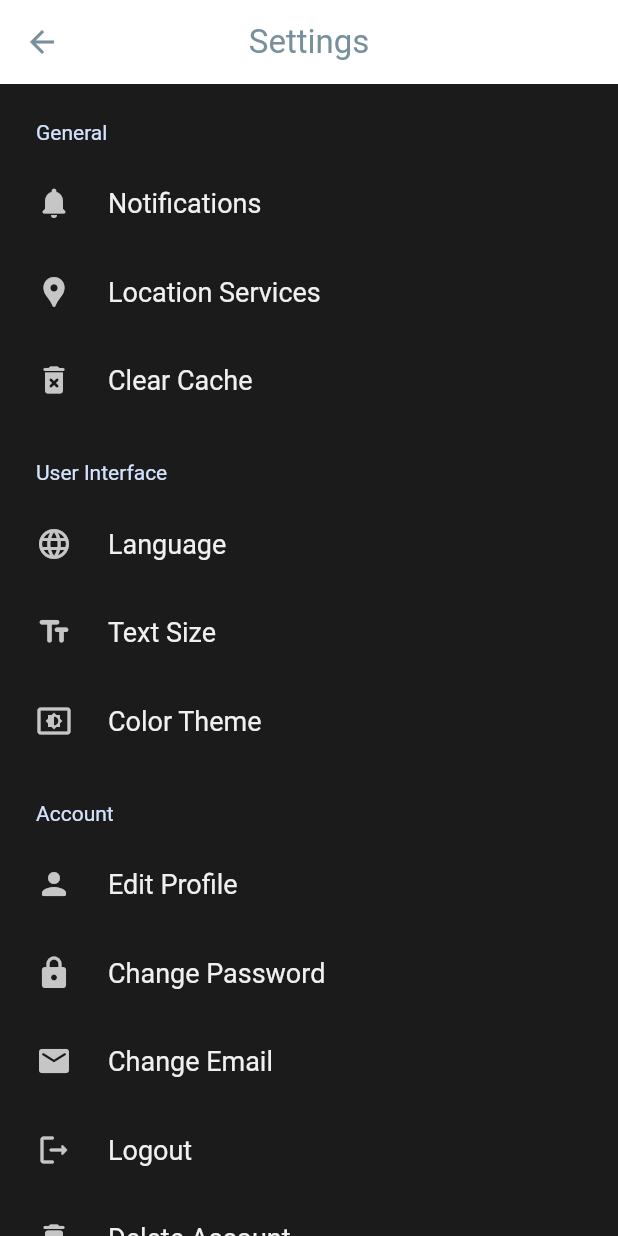
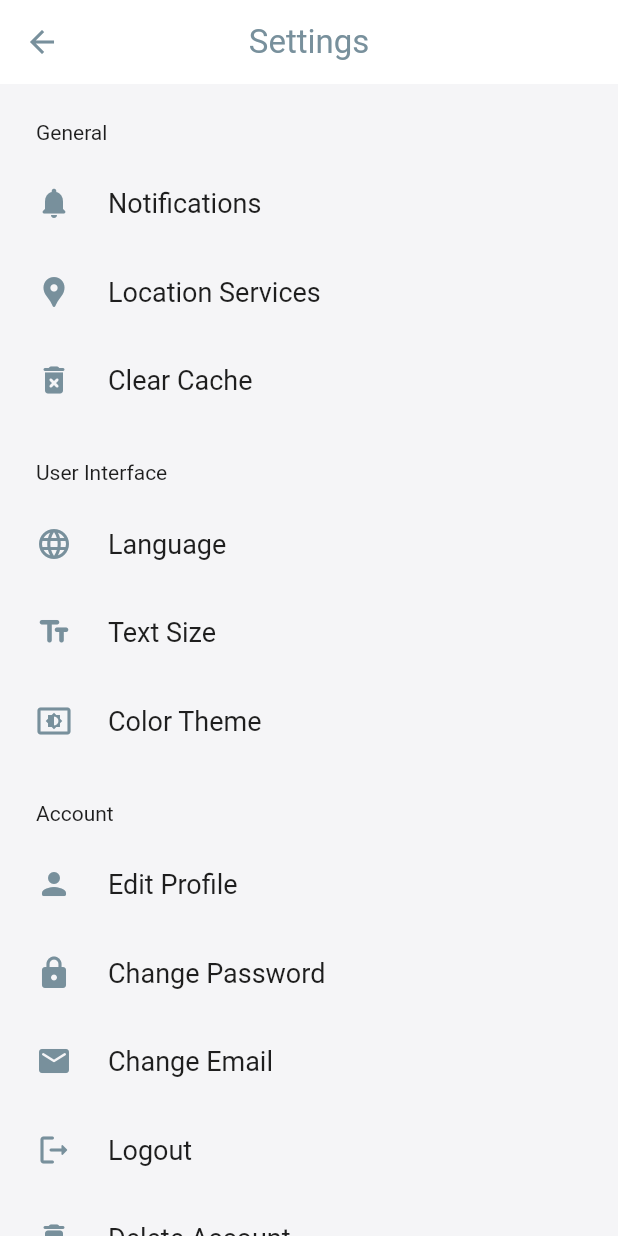
Before and after one commit to Yeezif/FindYourSpot, a Flutter app: the SettingsPage screen opened directly, on a phone screen of 412 x 824 dp. Run offline on Flutter 3.47's test engine with Material 3 defaults, Android fonts, the light colour scheme and no system bars; drawn by our look-alikes of settings_ui; our stand-ins replace flutter_dotenv, flutter_map, geolocator, latlong2, shared_preferences; missing offline and left inert: flutter_map_marker_cluster; accounts and stored records are empty.

Commit message:
fixed settings color theme

```diff
--- a/frontend/lib/pages/settings_page.dart
+++ b/frontend/lib/pages/settings_page.dart
@@ -10,15 +10,27 @@ class SettingsPage extends StatelessWidget {
 
   @override
   Widget build(BuildContext context) {
+
+    final theme = Theme.of(context);
+
     return Scaffold(
       appBar: AppBarSettings(),
       body: SettingsList(
 
         platform: DevicePlatform.android,
         lightTheme: SettingsThemeData(
-          settingsListBackground: AppColorsLight.backgroundPrimary,
-          settingsSectionBackground: AppColorsLight.panels,
-          titleTextColor: AppColorsLight.textPrimary,
+          settingsListBackground: theme.scaffoldBackgroundColor,
+          settingsSectionBackground: theme.cardColor,
+          titleTextColor: theme.textTheme.bodyLarge?.color,
+          settingsTileTextColor: theme.textTheme.bodyMedium?.color,
+          leadingIconsColor: theme.iconTheme.color,
+        ),
+        darkTheme: SettingsThemeData(
+          settingsListBackground: theme.scaffoldBackgroundColor,
+          settingsSectionBackground: theme.cardColor,
+          titleTextColor: theme.textTheme.bodyLarge?.color,
+          settingsTileTextColor: theme.textTheme.bodyMedium?.color,
+          leadingIconsColor: theme.iconTheme.color,
         ),
 
         sections: [
@@ -92,7 +104,7 @@ class SettingsPage extends StatelessWidget {
               SettingsTile.navigation(
                 leading: const Icon(Icons.logout_rounded),
                 title: const Text('Logout'),
-                // onPressed: (context) => logout(context), TODO: Popup Dialog
+                onPressed: (context) => logout(context), // TODO: Popup Dialog
               ),
 
               SettingsTile.navigation(
```
